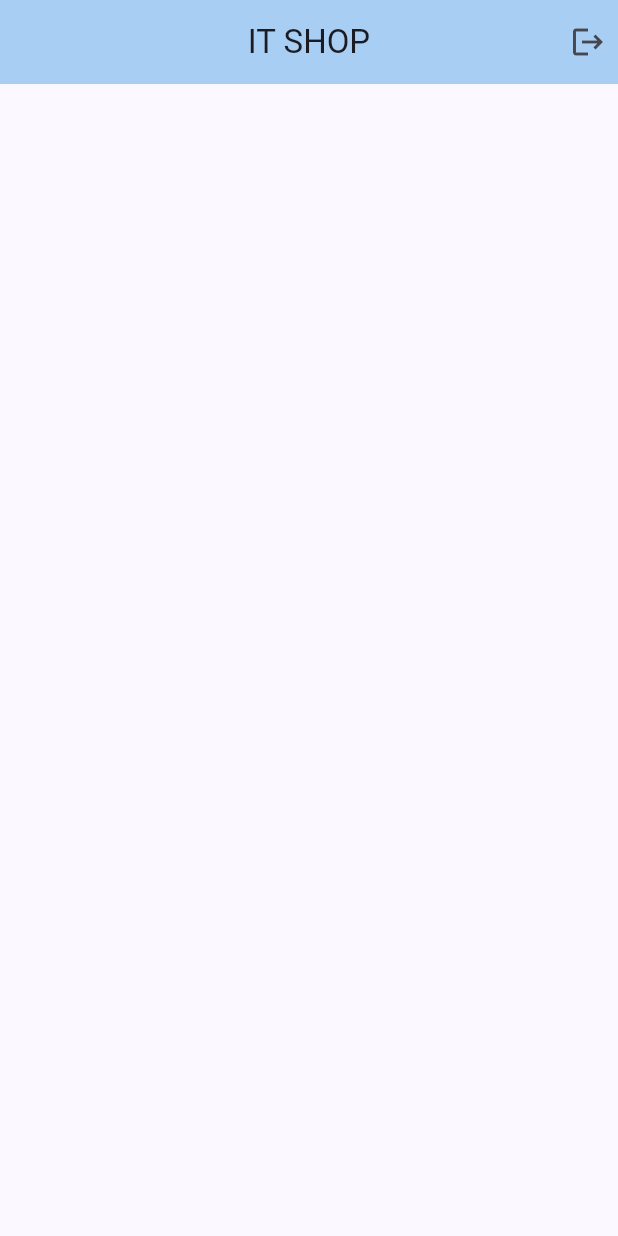
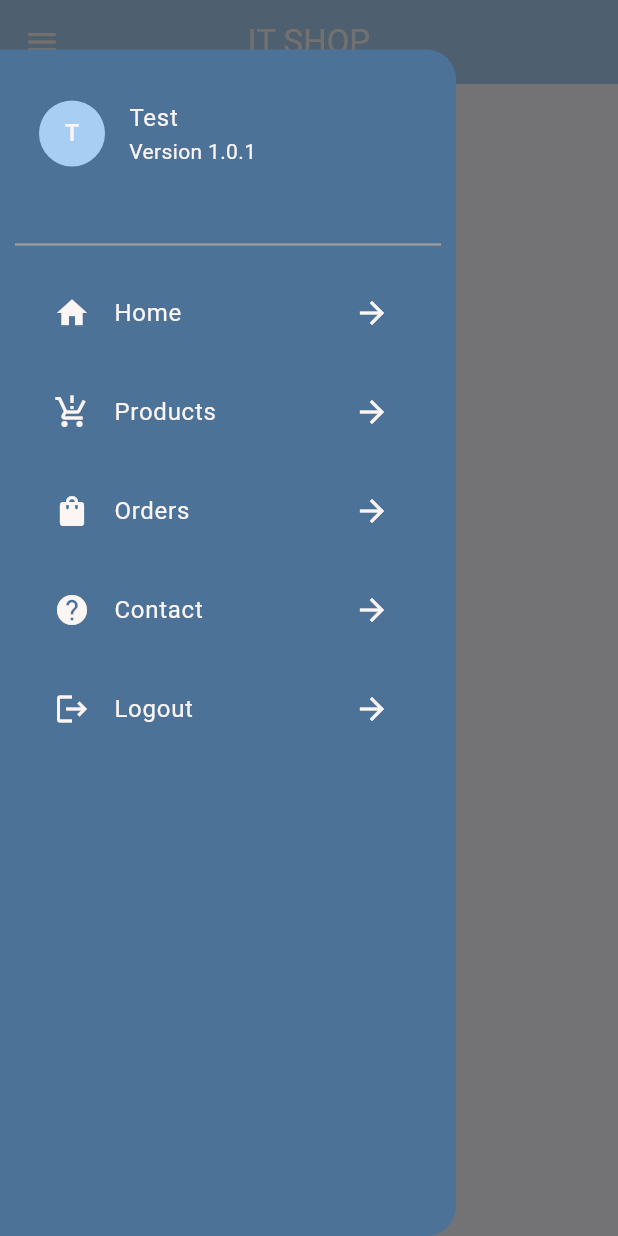
Before and after one commit to I-rem/FlutterE-CommerceApp, a Flutter app: the MainScreen screen opened directly, with the side drawer open (before the commit the screen has no drawer), on a phone screen of 412 x 824 dp. Run offline on Flutter 3.47's test engine with Material 3 defaults, Android fonts, the phone set to English and light mode, and no system bars; our stand-ins replace cloud_firestore, firebase_auth, firebase_core, firebase_messaging, flutter_easyloading, flutter_keyboard_visibility and 3 more; accounts and stored records are empty.

Commit message:
Add drawer, finish sign-in for now

```diff
--- a/lib/models/user-model.dart
+++ b/lib/models/user-model.dart
@@ -50,6 +50,7 @@ class UserModel {
     };
   }
 
+  // Create a UserModel instance from a JSON map
   factory UserModel.fromMap(Map<String, dynamic> json) {
     return UserModel(
       uId: json['uId'],
--- a/lib/screens/user-panel/main-screen.dart
+++ b/lib/screens/user-panel/main-screen.dart
@@ -1,12 +1,9 @@
-// ignore_for_file: file_names, prefer_const_constructors
+// ignore_for_file: file_names, prefer_const_constructors, no_leading_underscores_for_local_identifiers
 
-import 'package:e_comm/screens/auth-ui/welcome-screen.dart';
-import 'package:firebase_auth/firebase_auth.dart';
 import 'package:flutter/material.dart';
 import 'package:flutter/services.dart';
-import 'package:get/get.dart';
-import 'package:google_sign_in/google_sign_in.dart';
 import '../../utils/app-constant.dart';
+import '../../widgets/custom-drawer-widget.dart';
 
 class MainScreen extends StatelessWidget {
   const MainScreen({super.key});
@@ -15,28 +12,18 @@ class MainScreen extends StatelessWidget {
   Widget build(BuildContext context) {
     return Scaffold(
       appBar: AppBar(
+        iconTheme: IconThemeData(color: AppConstant.appTextColor),
         systemOverlayStyle: SystemUiOverlayStyle(
             statusBarColor: AppConstant.appSecondaryColor,
             statusBarIconBrightness: Brightness.light),
         backgroundColor: AppConstant.appMainColor,
-        title: Text(AppConstant.appMainName),
+        title: Text(
+          AppConstant.appMainName,
+          style: TextStyle(color: AppConstant.appTextColor),
+        ),
         centerTitle: true,
-        actions: [
-          GestureDetector(
-            onTap: () async {
-              GoogleSignIn googleSignIn = GoogleSignIn();
-              FirebaseAuth _auth = FirebaseAuth.instance;
-              await _auth.signOut();
-              await googleSignIn.signOut();
-              Get.offAll(() => WelcomeScreen());
-            },
-            child: Padding(
-              padding: const EdgeInsets.all(8.0),
-              child: Icon(Icons.logout),
-            ),
-          )
-        ],
       ),
+      drawer: DrawerWidget(),
     );
   }
 }
--- /dev/null
+++ b/lib/widgets/custom-drawer-widget.dart
@@ -0,0 +1,165 @@
+// ignore_for_file: file_names, prefer_const_constructors, prefer_const_literals_to_create_immutables, sort_child_properties_last, no_leading_underscores_for_local_identifiers
+
+import 'package:e_comm/utils/app-constant.dart';
+import 'package:firebase_auth/firebase_auth.dart';
+import 'package:flutter/material.dart';
+import 'package:get/get.dart';
+import 'package:google_sign_in/google_sign_in.dart';
+
+import '../screens/auth-ui/welcome-screen.dart';
+
+class DrawerWidget extends StatefulWidget {
+  const DrawerWidget({super.key});
+
+  @override
+  State<DrawerWidget> createState() => _DrawerWidgetState();
+}
+
+class _DrawerWidgetState extends State<DrawerWidget> {
+  @override
+  Widget build(BuildContext context) {
+    return Padding(
+      padding: EdgeInsets.only(top: Get.height / 25),
+      child: Drawer(
+        shape: RoundedRectangleBorder(
+          borderRadius: BorderRadius.only(
+            topRight: Radius.circular(20.0),
+            bottomRight: Radius.circular(20.0),
+          ),
+        ),
+        child: Wrap(
+          runSpacing: 10,
+          children: [
+            Padding(
+              padding:
+                  const EdgeInsets.symmetric(horizontal: 10.0, vertical: 20.0),
+              child: ListTile(
+                titleAlignment: ListTileTitleAlignment.center,
+                title: Text(
+                  "Test",
+                  style: TextStyle(color: AppConstant.appTextColor),
+                ),
+                subtitle: Text(
+                  "Version 1.0.1",
+                  style: TextStyle(color: AppConstant.appTextColor),
+                ),
+                leading: CircleAvatar(
+                  radius: 22.0,
+                  backgroundColor: AppConstant.appMainColor,
+                  child: Text(
+                    "T",
+                    style: TextStyle(color: AppConstant.appTextColor),
+                  ),
+                ),
+              ),
+            ),
+            Divider(
+              indent: 10.0,
+              endIndent: 10.0,
+              thickness: 1.5,
+              color: Colors.grey,
+            ),
+            Padding(
+              padding: const EdgeInsets.symmetric(horizontal: 20.0),
+              child: ListTile(
+                titleAlignment: ListTileTitleAlignment.center,
+                title: Text(
+                  "Home",
+                  style: TextStyle(color: AppConstant.appTextColor),
+                ),
+                leading: Icon(
+                  Icons.home,
+                  color: AppConstant.appTextColor,
+                ),
+                trailing: Icon(
+                  Icons.arrow_forward,
+                  color: AppConstant.appTextColor,
+                ),
+              ),
+            ),
+            Padding(
+              padding: const EdgeInsets.symmetric(horizontal: 20.0),
+              child: ListTile(
+                titleAlignment: ListTileTitleAlignment.center,
+                title: Text(
+                  "Products",
+                  style: TextStyle(color: AppConstant.appTextColor),
+                ),
+                leading: Icon(
+                  Icons.production_quantity_limits,
+                  color: AppConstant.appTextColor,
+                ),
+                trailing: Icon(
+                  Icons.arrow_forward,
+                  color: AppConstant.appTextColor,
+                ),
+              ),
+            ),
+            Padding(
+              padding: const EdgeInsets.symmetric(horizontal: 20.0),
+              child: ListTile(
+                titleAlignment: ListTileTitleAlignment.center,
+                title: Text(
+                  "Orders",
+                  style: TextStyle(color: AppConstant.appTextColor),
+                ),
+                leading: Icon(
+                  Icons.shopping_bag,
+                  color: AppConstant.appTextColor,
+                ),
+                trailing: Icon(
+                  Icons.arrow_forward,
+                  color: AppConstant.appTextColor,
+                ),
+              ),
+            ),
+            Padding(
+              padding: const EdgeInsets.symmetric(horizontal: 20.0),
+              child: ListTile(
+                titleAlignment: ListTileTitleAlignment.center,
+                title: Text(
+                  "Contact",
+                  style: TextStyle(color: AppConstant.appTextColor),
+                ),
+                leading: Icon(
+                  Icons.help,
+                  color: AppConstant.appTextColor,
+                ),
+                trailing: Icon(
+                  Icons.arrow_forward,
+                  color: AppConstant.appTextColor,
+                ),
+              ),
+            ),
+            Padding(
+              padding: const EdgeInsets.symmetric(horizontal: 20.0),
+              child: ListTile(
+                onTap: () async {
+                  GoogleSignIn googleSignIn = GoogleSignIn();
+                  FirebaseAuth _auth = FirebaseAuth.instance;
+                  await _auth.signOut();
+                  await googleSignIn.signOut();
+                  Get.offAll(() => WelcomeScreen());
+                },
+                titleAlignment: ListTileTitleAlignment.center,
+                title: Text(
+                  "Logout",
+                  style: TextStyle(color: AppConstant.appTextColor),
+                ),
+                leading: Icon(
+                  Icons.logout,
+                  color: AppConstant.appTextColor,
+                ),
+                trailing: Icon(
+                  Icons.arrow_forward,
+                  color: AppConstant.appTextColor,
+                ),
+              ),
+            ),
+          ],
+        ),
+        backgroundColor: AppConstant.appSecondaryColor,
+      ),
+    );
+  }
+}
```
Also changed, not shown: lib/firebase_options.dart, pubspec.lock.
